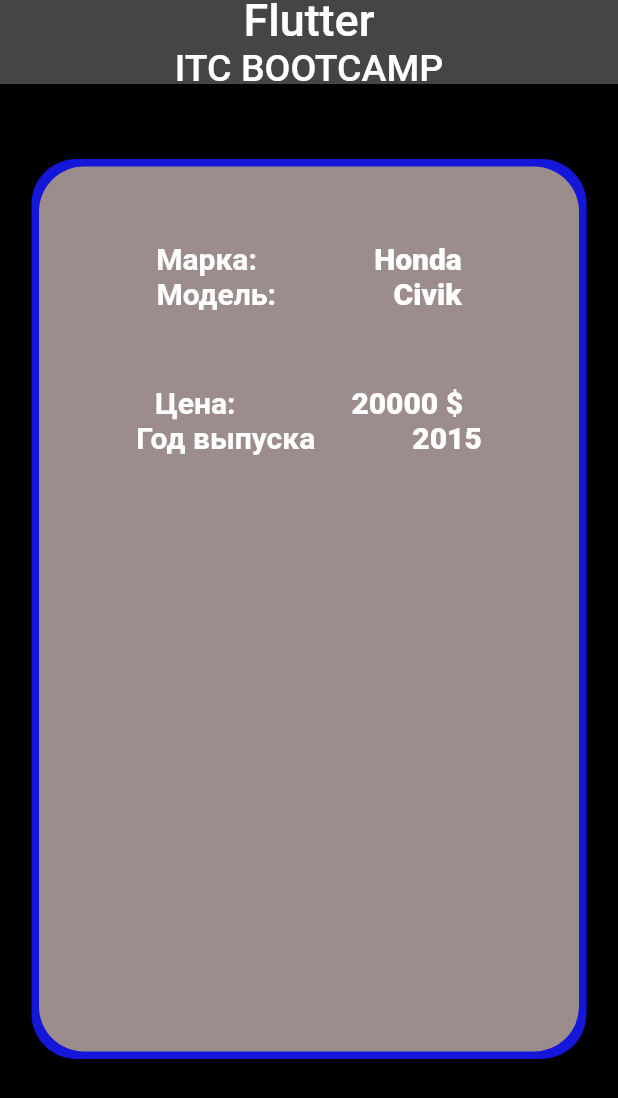
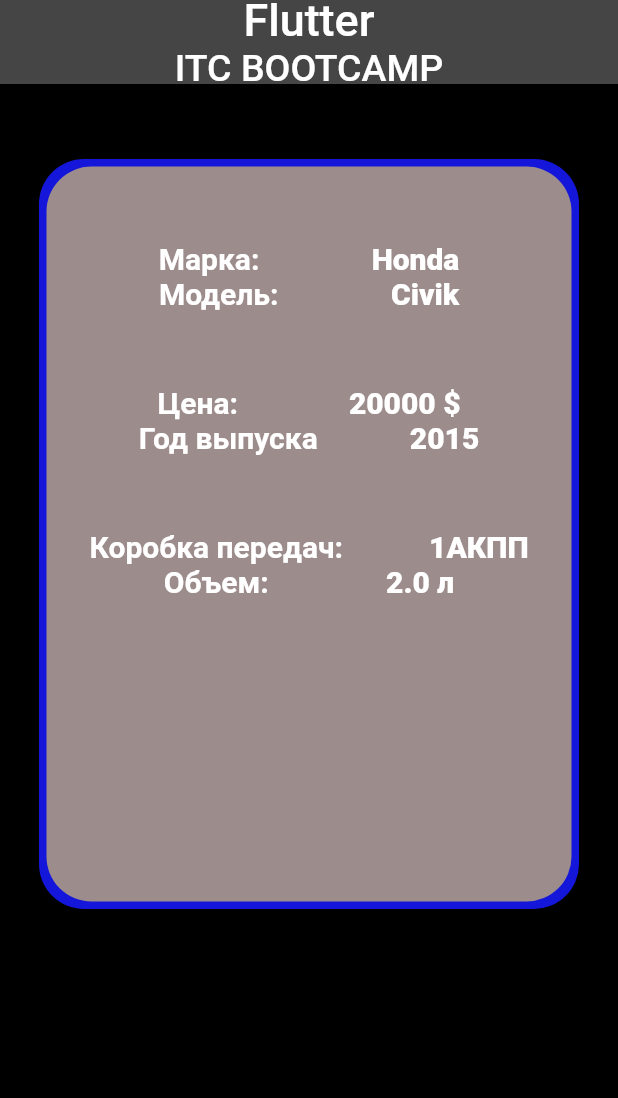
Before and after one commit to azimtursunbekov000/Practice-Colluumn-Row, a Flutter app: the screen it shows after launch, on a phone screen of 412 x 824 dp. Shown: the top 1098 px of the screen. Run offline on Flutter 3.47's test engine with Material 2 defaults, Android fonts, the light colour scheme and no system bars.

Commit message:
не смог текст в одну линию сделать

```diff
--- a/screen/screen/lib/home_page.dart
+++ b/screen/screen/lib/home_page.dart
@@ -11,6 +11,7 @@ class HomePage extends StatelessWidget {
         backgroundColor: Color.fromARGB(115, 156, 152, 152),
         title: const Center(
           child: Column(
+            mainAxisAlignment: MainAxisAlignment.center,
             children: [
               Text(
                 'Flutter',
@@ -31,14 +32,14 @@ class HomePage extends StatelessWidget {
       body: Padding(
         padding: const EdgeInsets.fromLTRB(10, 50, 10, 10),
         child: Row(
-          mainAxisAlignment: MainAxisAlignment.center,
+          mainAxisAlignment: MainAxisAlignment.spaceEvenly,
           children: [
             Container(
               decoration: BoxDecoration(
                   borderRadius: BorderRadius.circular(30),
                   color: Color(0xFF1417d9)),
-              width: 370,
-              height: 600,
+              width: 360,
+              height: 500,
               child: Padding(
                 padding: const EdgeInsets.all(5),
                 child: Container(
@@ -55,7 +56,7 @@ class HomePage extends StatelessWidget {
                         child: Row(
                           mainAxisAlignment: MainAxisAlignment.spaceEvenly,
                           children: [
-                            const Text(
+                            Text(
                               "Марка:",
                               style: TextStyle(
                                 fontWeight: FontWeight.w700,
@@ -139,6 +140,48 @@ class HomePage extends StatelessWidget {
                         ],
                       ),
                       SizedBox(height: 50),
+                      Row(
+                        mainAxisAlignment: MainAxisAlignment.spaceAround,
+                        children: [
+                          Text(
+                            "Коробка передач:",
+                            style: TextStyle(
+                              fontWeight: FontWeight.w700,
+                              fontSize: 20,
+                              color: Colors.white,
+                            ),
+                          ),
+                          Text(
+                            "1АКПП",
+                            style: TextStyle(
+                              fontWeight: FontWeight.w800,
+                              fontSize: 20,
+                              color: Colors.white,
+                            ),
+                          )
+                        ],
+                      ),
+                      Row(
+                        mainAxisAlignment: MainAxisAlignment.spaceEvenly,
+                        children: [
+                          Text(
+                            "Объем:",
+                            style: TextStyle(
+                              fontWeight: FontWeight.w700,
+                              fontSize: 20,
+                              color: Colors.white,
+                            ),
+                          ),
+                          Text(
+                            "2.0 л",
+                            style: TextStyle(
+                              fontWeight: FontWeight.w800,
+                              fontSize: 20,
+                              color: Colors.white,
+                            ),
+                          )
+                        ],
+                      ),
                     ],
                   ),
                 ),
```
